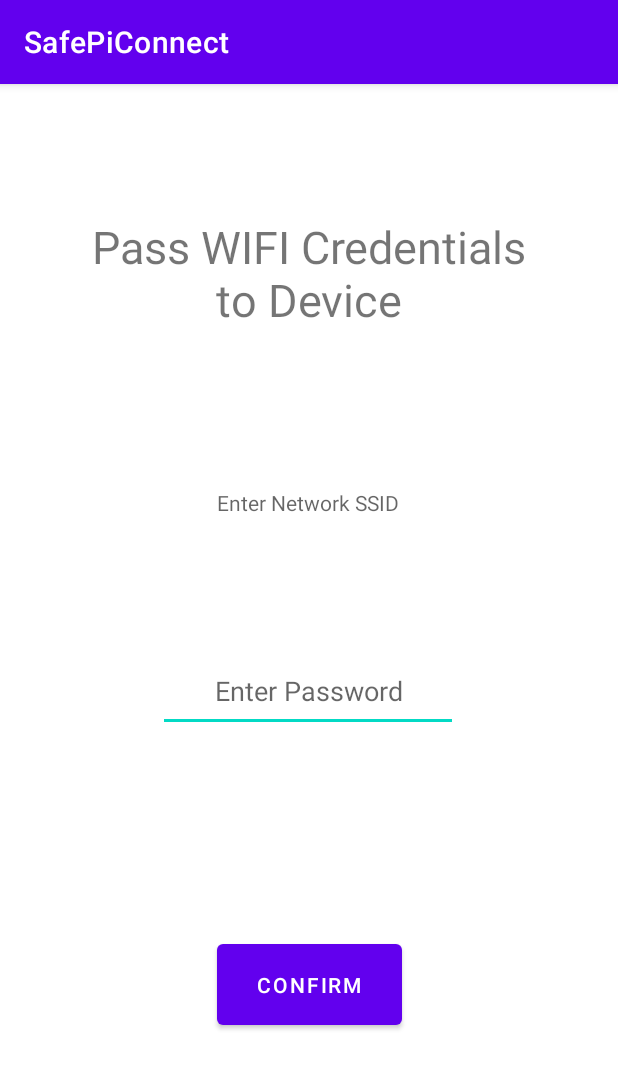
After one commit to TomasCsumb/SafePiConnect, an Android app: the PassWiFiActivity screen opened directly, with no data from a screen before it, on a phone screen of 412 x 824 dp. The commit adds this screen. Shown: the top 1069 px of the screen. Run offline under Robolectric (Android 15) with nearby library versions, the phone set to English and light mode, and no system bars.

Commit message:
Added basic wifi input activity

```diff
--- a/app/src/main/AndroidManifest.xml
+++ b/app/src/main/AndroidManifest.xml
@@ -2,13 +2,15 @@
 <manifest xmlns:android="http://schemas.android.com/apk/res/android"
     xmlns:tools="http://schemas.android.com/tools">
 
-    <uses-permission android:name="android.permission.BLUETOOTH"/>
-    <uses-permission android:name="android.permission.BLUETOOTH_ADMIN"/>
+    <uses-permission android:name="android.permission.BLUETOOTH" />
+    <uses-permission android:name="android.permission.BLUETOOTH_ADMIN" />
     <uses-permission android:name="android.permission.ACCESS_FINE_LOCATION" />
     <uses-permission android:name="android.permission.ACCESS_COARSE_LOCATION" />
-    <uses-permission android:name="android.permission.BLUETOOTH_SCAN" android:usesPermissionFlags="neverForLocation" />
+    <uses-permission
+        android:name="android.permission.BLUETOOTH_SCAN"
+        android:usesPermissionFlags="neverForLocation" />
     <uses-permission android:name="android.permission.ACCESS_BACKGROUND_LOCATION" />
-    <uses-permission android:name="android.permission.BLUETOOTH_CONNECT"/>
+    <uses-permission android:name="android.permission.BLUETOOTH_CONNECT" />
 
     <application
         android:allowBackup="true"
@@ -19,6 +21,9 @@
         android:supportsRtl="true"
         android:theme="@style/Theme.SafePiConnect"
         tools:targetApi="31">
+        <activity
+            android:name=".PassWiFiActivity"
+            android:exported="false" />
         <activity
             android:name=".DeviceActivity"
             android:exported="false" />
--- /dev/null
+++ b/app/src/main/java/com/example/safepiconnect/PassWiFiActivity.kt
@@ -0,0 +1,21 @@
+package com.example.safepiconnect
+
+import android.os.Bundle
+import androidx.appcompat.app.AppCompatActivity
+import com.example.safepiconnect.databinding.ActivityPassWiFiBinding
+private var networkSSID = "";
+private var wifiPass = "";
+
+class PassWiFiActivity : AppCompatActivity() {
+    private lateinit var binding: ActivityPassWiFiBinding
+    override fun onCreate(savedInstanceState: Bundle?) {
+        super.onCreate(savedInstanceState)
+        setContentView(R.layout.activity_pass_wi_fi)
+        binding = ActivityPassWiFiBinding.inflate(layoutInflater)
+        setContentView(binding.root)
+        binding.confirmButton.setOnClickListener{
+            networkSSID = binding.ssidInput.toString()
+            wifiPass = binding.ssidInput.toString()
+        }
+    }
+}
--- /dev/null
+++ b/app/src/main/res/layout/activity_pass_wi_fi.xml
@@ -0,0 +1,60 @@
+<?xml version="1.0" encoding="utf-8"?>
+<androidx.constraintlayout.widget.ConstraintLayout xmlns:android="http://schemas.android.com/apk/res/android"
+    xmlns:app="http://schemas.android.com/apk/res-auto"
+    xmlns:tools="http://schemas.android.com/tools"
+    android:layout_width="match_parent"
+    android:layout_height="match_parent"
+    tools:context=".PassWiFiActivity">
+
+
+    <TextView
+        android:id="@+id/ssidInput"
+        android:layout_width="200dp"
+        android:layout_height="54dp"
+        android:gravity="center"
+        android:hint="Enter Network SSID"
+        app:layout_constraintBottom_toBottomOf="parent"
+        app:layout_constraintEnd_toEndOf="parent"
+        app:layout_constraintHorizontal_bias="0.497"
+        app:layout_constraintStart_toStartOf="parent"
+        app:layout_constraintTop_toTopOf="parent"
+        app:layout_constraintVertical_bias="0.353" />
+
+    <EditText
+        android:id="@+id/passwordInput"
+        android:layout_width="200dp"
+        android:layout_height="54dp"
+        android:layout_marginBottom="336dp"
+        android:ems="10"
+        android:gravity="center"
+        android:hint="@string/enter_password"
+        android:inputType="textPassword"
+        app:layout_constraintBottom_toBottomOf="parent"
+        app:layout_constraintEnd_toEndOf="parent"
+        app:layout_constraintHorizontal_bias="0.497"
+        app:layout_constraintStart_toStartOf="parent"
+        app:layout_constraintTop_toBottomOf="@+id/textView2"
+        app:layout_constraintVertical_bias="0.205" />
+
+    <TextView
+        android:id="@+id/wifi_Title"
+        android:layout_width="293dp"
+        android:layout_height="97dp"
+        android:gravity="center"
+        android:text="Pass WIFI Credentials to Device"
+        android:textSize="30sp"
+        app:layout_constraintBottom_toTopOf="@+id/ssidInput"
+        app:layout_constraintEnd_toEndOf="parent"
+        app:layout_constraintStart_toStartOf="parent"
+        app:layout_constraintTop_toTopOf="parent" />
+
+    <Button
+        android:id="@+id/confirm_button"
+        android:layout_width="123dp"
+        android:layout_height="66dp"
+        android:text="Confirm"
+        app:layout_constraintBottom_toBottomOf="parent"
+        app:layout_constraintEnd_toEndOf="parent"
+        app:layout_constraintStart_toStartOf="parent"
+        app:layout_constraintTop_toBottomOf="@+id/passwordInput" />
+</androidx.constraintlayout.widget.ConstraintLayout>
--- a/app/src/main/res/values/strings.xml
+++ b/app/src/main/res/values/strings.xml
@@ -2,4 +2,5 @@
     <string name="app_name">SafePiConnect</string>
     <string name="safepi_connect_text">SafePi Connect</string>
     <string name="connect_button_text">Connect</string>
+    <string name="enter_password">Enter Password</string>
 </resources>
```
